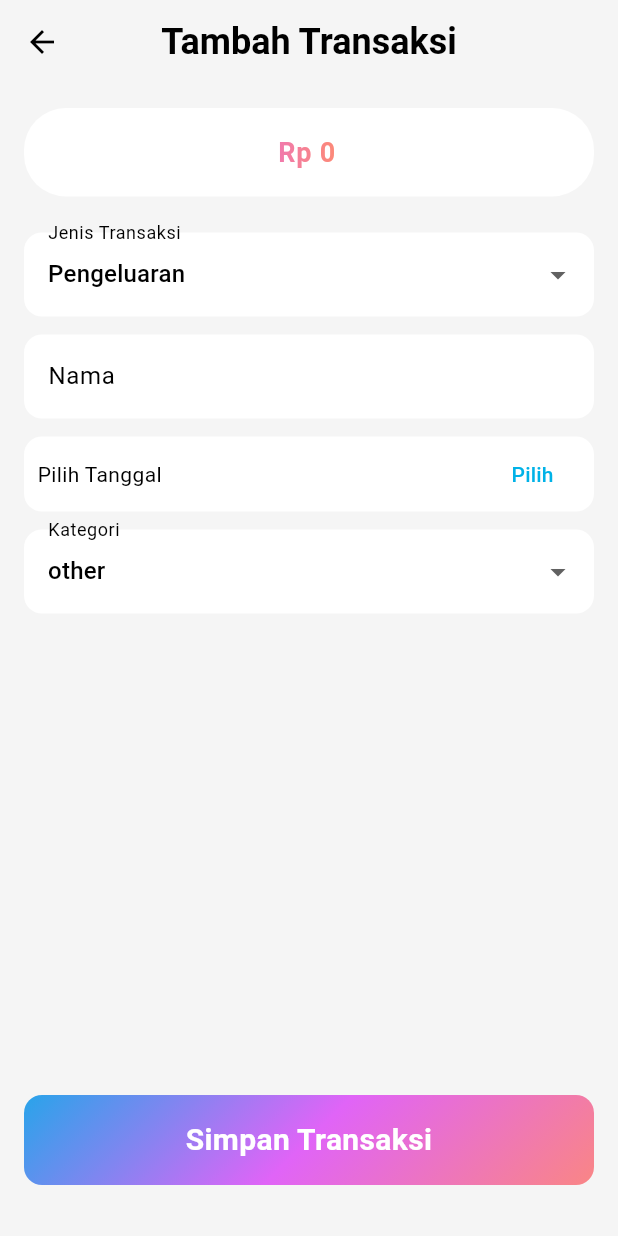
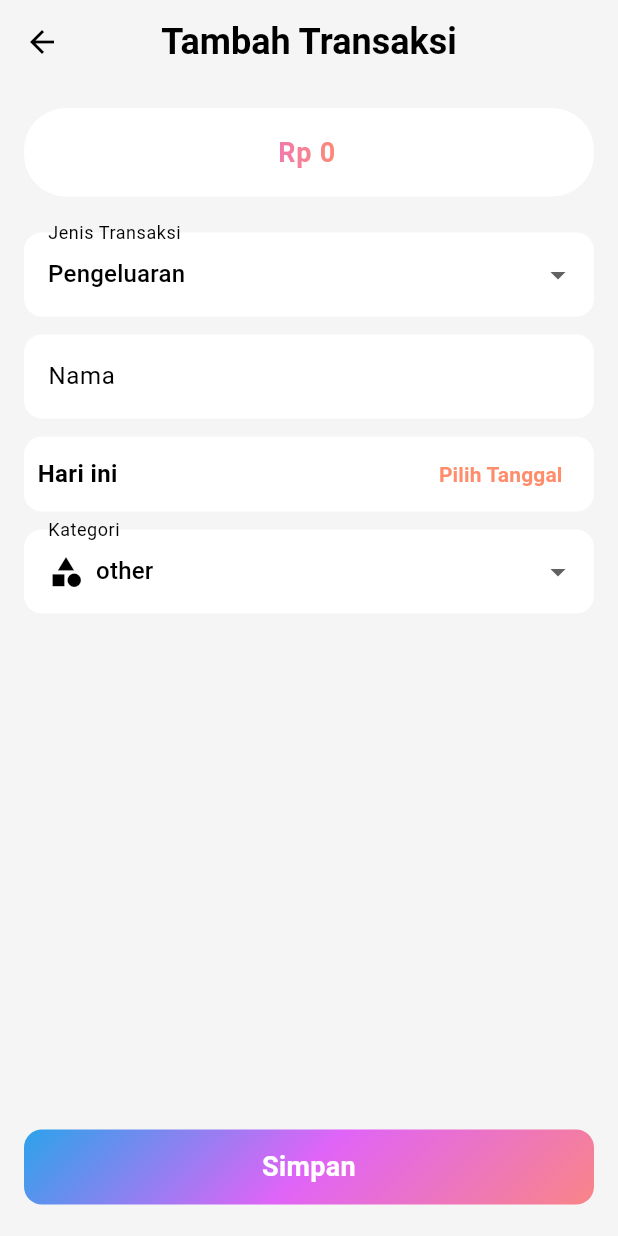
Before and after one commit to yc2o/expenses_tracker, a Flutter app: the AddExpense screen opened directly, on a phone screen of 412 x 824 dp. Run offline on Flutter 3.47's test engine with Material 3 defaults, Android fonts, the phone set to English and light mode, and no system bars; our stand-ins replace fl_chart, font_awesome_flutter, sqflite; accounts and stored records are empty.

```diff
--- a/lib/screens/add_expense.dart
+++ b/lib/screens/add_expense.dart
@@ -37,12 +37,13 @@ class _AddExpenseState extends State<AddExpense> {
   void initState() {
     super.initState();
     _amountController.text = _currencyFormatter.format(0);
+    _selectedDate = DateTime.now();
   }
 
   void _pickDate(BuildContext context) async {
     final DateTime? picked = await showDatePicker(
       context: context,
-      initialDate: DateTime.now(),
+      initialDate: _selectedDate ?? DateTime.now(),
       firstDate: DateTime(2000),
       lastDate: DateTime(2100),
     );
@@ -50,6 +51,23 @@ class _AddExpenseState extends State<AddExpense> {
       setState(() {
         _selectedDate = picked;
       });
+    }
+  }
+
+  String getFormattedDate(DateTime date) {
+    final now = DateTime.now();
+    final difference = date.difference(now).inDays;
+
+    if (difference == 0) {
+      return 'Hari ini';
+    } else if (difference == -1) {
+      return 'Kemarin';
+    } else if (difference < -1 && difference >= -7) {
+      return '${-difference} hari lalu';
+    } else if (difference == 1) {
+      return 'Besok';
+    } else {
+      return DateFormat('dd-MM-yyyy').format(date);
     }
   }
 
@@ -82,6 +100,48 @@ class _AddExpenseState extends State<AddExpense> {
         const SnackBar(content: Text('Transaksi berhasil ditambahkan')),
       );
       Navigator.pop(context, true);
+    }
+  }
+
+  IconData _getCategoryIcon(TransactionCategory category) {
+    switch (category) {
+      case  TransactionCategory.entertainment:
+        return Icons.movie;
+      case  TransactionCategory.food:
+        return Icons.fastfood;
+      case  TransactionCategory.home:
+        return Icons.home;
+      case  TransactionCategory.pet:
+        return Icons.pets;
+      case  TransactionCategory.shopping:
+        return Icons.shopping_bag;
+      case  TransactionCategory.tech:
+        return Icons.devices;
+      case  TransactionCategory.travel:
+        return Icons.flight;
+      case  TransactionCategory.other:
+        return Icons.category;
+    }
+  }
+
+  Color _getCategoryColor(TransactionCategory category) {
+    switch (category) {
+      case TransactionCategory.entertainment:
+        return Colors.purple;
+      case TransactionCategory.food:
+        return Colors.orange;
+      case TransactionCategory.home:
+        return Colors.blue;
+      case TransactionCategory.pet:
+        return Colors.brown;
+      case TransactionCategory.shopping:
+        return Colors.green;
+      case TransactionCategory.tech:
+        return Colors.grey;
+      case TransactionCategory.travel:
+        return Colors.teal;
+      case TransactionCategory.other:
+        return Colors.black;
     }
   }
 
@@ -162,6 +222,8 @@ class _AddExpenseState extends State<AddExpense> {
                   ),
                   SizedBox(height: 24),
                   DropdownButtonFormField<String>(
+                    isExpanded: true,
+                    borderRadius: BorderRadius.all(Radius.circular(12)),
                     value: _transactionType,
                     items: const [
                       DropdownMenuItem(
@@ -241,15 +303,30 @@ class _AddExpenseState extends State<AddExpense> {
                           Expanded(
                             child: Text(
                               _selectedDate == null
-                                  ? 'Pilih Tanggal'
-                                  : 'Tanggal: ${_selectedDate!.toLocal()}'.split(
-                                    ' ',
-                                  )[0],
+                                  ? 'Hari ini'
+                                  : getFormattedDate(_selectedDate!),
+                                  style: const TextStyle(
+                                    fontSize: 16,
+                                    fontWeight: FontWeight.bold,
+                                  ),
                             ),
                           ),
                           TextButton(
                             onPressed: () => _pickDate(context),
-                            child: const Text('Pilih'),
+                            child: Text(
+                              'Pilih Tanggal',
+                              style: TextStyle(
+                                fontWeight: FontWeight.bold,
+                                foreground: Paint()
+                                ..shader = LinearGradient(
+                                  colors: [
+                                    Theme.of(context).colorScheme.primary,
+                                    Theme.of(context).colorScheme.secondary,
+                                    Theme.of(context).colorScheme.tertiary,
+                                  ],
+                                ).createShader(const Rect.fromLTWH(0.0, 0.0, 10.0, 0.0)),
+                              ),
+                            ),
                           ),
                         ],
                       ),
@@ -262,7 +339,16 @@ class _AddExpenseState extends State<AddExpense> {
                         TransactionCategory.values.map((category) {
                           return DropdownMenuItem(
                             value: category,
-                            child: Text(category.name),
+                            child: Row(
+                              children: [
+                                Icon(
+                                  _getCategoryIcon(category),
+                                  color: _getCategoryColor(category),
+                                ),
+                                const SizedBox(width: 8),
+                                Text(category.name),
+                              ],
+                            ),
                           );
                         }).toList(),
                     onChanged: (value) {
@@ -298,7 +384,7 @@ class _AddExpenseState extends State<AddExpense> {
                   alignment: Alignment.bottomRight,
                   child: Container(
                     width: MediaQuery.of(context).size.width,
-                    height: 60,
+                    height: 50,
                     decoration: BoxDecoration(
                       gradient: LinearGradient(
                         colors: [
@@ -319,9 +405,9 @@ class _AddExpenseState extends State<AddExpense> {
                         borderRadius: BorderRadius.circular(12),
                         child: Center(
                           child: const Text(
-                            'Simpan Transaksi',
+                            'Simpan',
                             style: TextStyle(
-                              fontSize: 20,
+                              fontSize: 18,
                               fontWeight: FontWeight.bold,
                               color: Colors.white,
                             ),
@@ -332,7 +418,7 @@ class _AddExpenseState extends State<AddExpense> {
                     ),
                   ),
                 ),
-                SizedBox(height: 18),
+                SizedBox(height: 5),
               ],
             ),
           ],
--- a/lib/screens/main_screen.dart
+++ b/lib/screens/main_screen.dart
@@ -93,6 +93,25 @@ Color _getCategoryColor(custom.TransactionCategory category) {
     setState(() {
       _dataFuture = _fetchData();
     });
+  }
+
+  String getFormattedDate(DateTime date) {
+    final now = DateTime.now();
+    final difference = now.difference(date).inDays;
+
+    if (difference == 0) {
+      return 'Hari ini';
+    } else if (difference == -1) {
+      return 'Besok';
+    } else if (difference == 1) {
+      return 'Kemarin';
+    } else if (difference > 1 && difference <= 7) {
+      return '$difference hari lalu';
+    } else if (difference < -1 && difference >= -7) {
+      return '${-difference} hari lagi';
+    } else {
+      return DateFormat('dd-MM-yyyy').format(date);
+    }
   }
 
   @override
@@ -321,7 +340,9 @@ Color _getCategoryColor(custom.TransactionCategory category) {
                     itemCount: transactions.length,
                     itemBuilder: (context, index) {
                       final transaction = transactions[index];
-                      return Dismissible(
+                      return Column(
+                        children: [
+                          Dismissible(
                             key: Key(transaction.id.toString()),
                             background: Container(
                               color: Colors.red,
@@ -342,8 +363,6 @@ Color _getCategoryColor(custom.TransactionCategory category) {
                               }
                               return false;
                             },
-                        child: Padding(
-                          padding: const EdgeInsets.only(bottom: 16.0),
                             child: Container(
                               decoration: BoxDecoration(
                                 color: Colors.white,
@@ -388,7 +407,7 @@ Color _getCategoryColor(custom.TransactionCategory category) {
                                           ),
                                         const SizedBox(height: 2),
                                         Text(
-                                        transaction.date.toLocal().toString().split(' ')[0],
+                                          getFormattedDate(transaction.date),
                                           style: const TextStyle(
                                             fontSize: 12,
                                             color: Colors.grey,
@@ -401,6 +420,8 @@ Color _getCategoryColor(custom.TransactionCategory category) {
                               ),
                             ),
                           ),
+                          const SizedBox(height: 16),
+                        ],
                       );
                     },
                   ),
```
Lines whose indentation alone changed are shown as unchanged.
